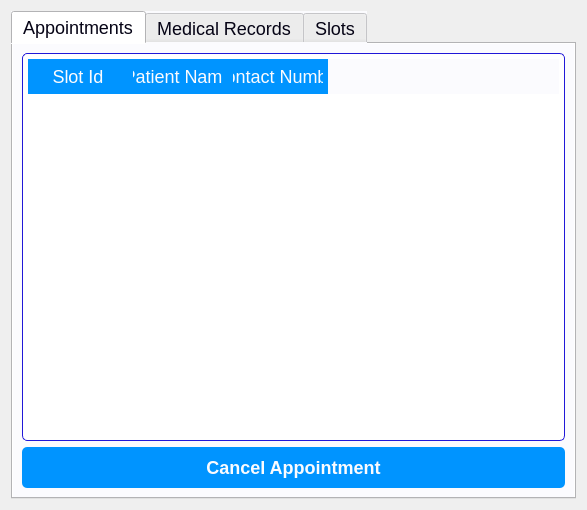
Before: the Qt Designer form doctorwindow.ui in Moaz-Allam-Flutter/Hospital_System, drawn with Qt 5.
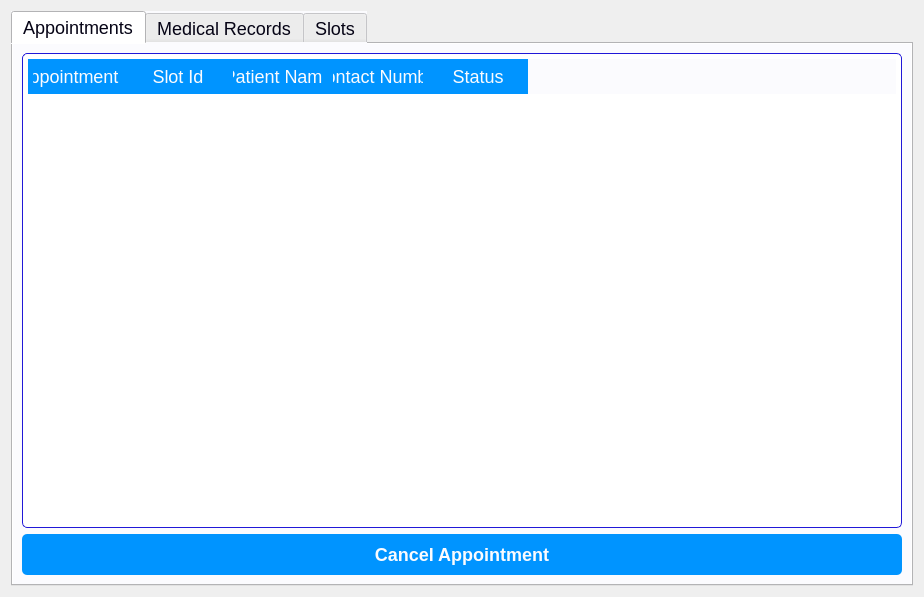
After: the same form once the commit is applied. The open tabs and pages were chosen to show the change.

```diff
--- a/doctorwindow.ui
+++ b/doctorwindow.ui
@@ -6,8 +6,8 @@
    <rect>
     <x>0</x>
     <y>0</y>
-    <width>587</width>
-    <height>510</height>
+    <width>924</width>
+    <height>597</height>
    </rect>
   </property>
   <property name="windowTitle">
@@ -143,8 +143,13 @@
        <item>
         <widget class="QTableWidget" name="tableWidget">
          <property name="columnCount">
-          <number>3</number>
+          <number>5</number>
          </property>
+         <column>
+          <property name="text">
+           <string>Appointment Id</string>
+          </property>
+         </column>
          <column>
           <property name="text">
            <string>Slot Id</string>
@@ -160,6 +165,11 @@
            <string>Contact Number</string>
           </property>
          </column>
+         <column>
+          <property name="text">
+           <string>Status</string>
+          </property>
+         </column>
         </widget>
        </item>
        <item>
```
